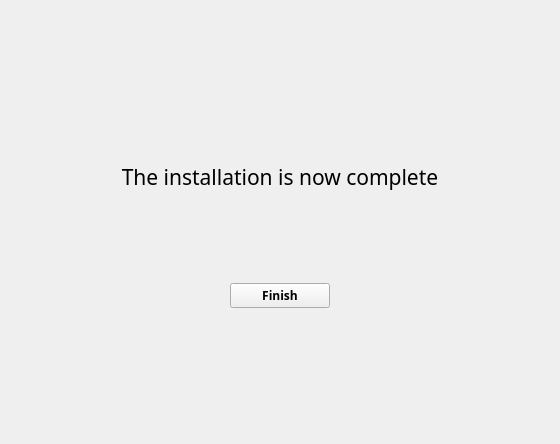
Above: installer/ui/endinstallation.ui from Covalia/standalone-deployer before the change. Below: the same form after it.
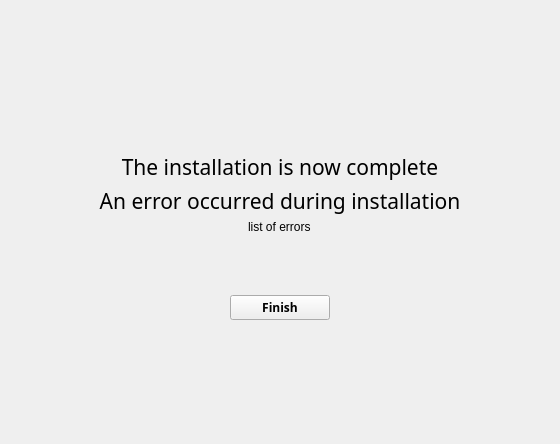
That is the form after the change. Icons and pictures are not drawn.

Commit message:
Correction bogue d'affichage de l'erreur d'installation
Utilisation d'un deuxième titre : on cache celui qu'on ne veut pas voir.
Permet de résoudre simplement les changements de langue.
Renommage de QLabels.
Régénération des fichiers de langue.
Ajout d'une méthode showSuccess.
Modification des styles en conséquence.

Diff of the .ui file:
```diff
--- a/installer/ui/endinstallation.ui
+++ b/installer/ui/endinstallation.ui
@@ -62,7 +62,7 @@
         <item>
          <layout class="QVBoxLayout" name="verticalLayout_4">
           <property name="spacing">
-           <number>3</number>
+           <number>4</number>
           </property>
           <item>
            <widget class="QLabel" name="labelIcon">
@@ -95,10 +95,28 @@
             </property>
            </widget>
           </item>
+          <item>
+           <widget class="QLabel" name="labelInstallationError">
+            <property name="font">
+             <font>
+              <family>Segoe UI Semibold</family>
+              <pointsize>16</pointsize>
+              <weight>50</weight>
+              <bold>false</bold>
+             </font>
+            </property>
+            <property name="text">
+             <string>An error occurred during installation</string>
+            </property>
+            <property name="alignment">
+             <set>Qt::AlignCenter</set>
+            </property>
+           </widget>
+          </item>
           <item alignment="Qt::AlignHCenter">
            <widget class="QLabel" name="labelError">
             <property name="text">
-             <string notr="true"/>
+             <string notr="true">list of errors</string>
             </property>
             <property name="alignment">
              <set>Qt::AlignLeading|Qt::AlignLeft|Qt::AlignVCenter</set>
```
Left out of the diff: 6 changed lines with no effect on the pictures. The commit also changes 8 other files.
